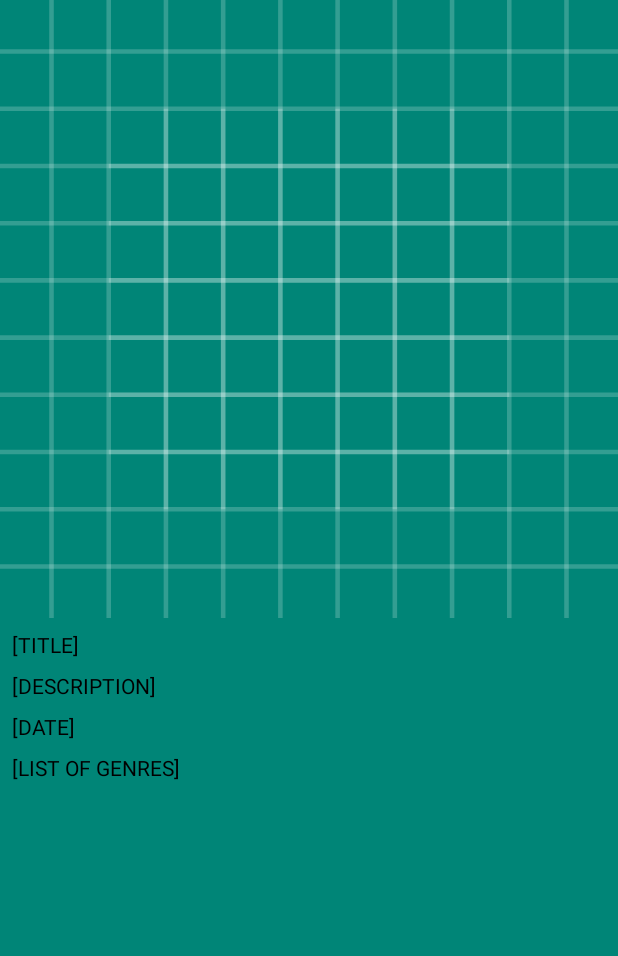
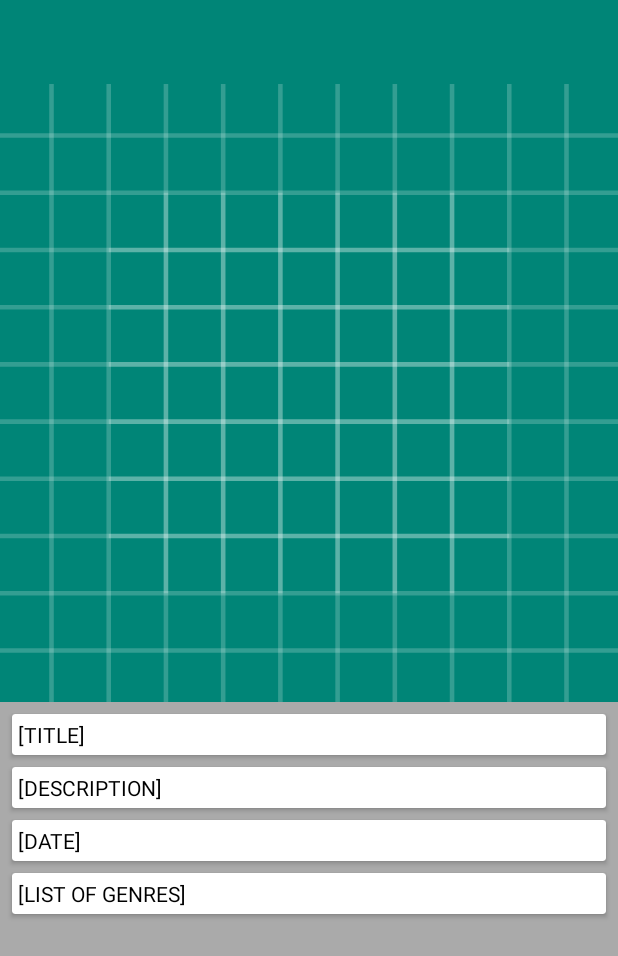
Before and after one commit to pfelipe96/ProjectTVMaze, an Android app: the layout detail_card_tv_show.xml on its own in the app's theme, with its tools: preview values and no code run, on a phone screen of 412 x 824 dp. Shown: the top 956 px of the screen. Run offline under Robolectric (Android 15) with nearby library versions, the phone set to English and light mode, and no system bars.

Commit message:
Finished implementation functions

```diff
--- a/app/src/main/AndroidManifest.xml
+++ b/app/src/main/AndroidManifest.xml
@@ -34,6 +34,7 @@
             android:label="Detalhe de Serie"
             android:screenOrientation="portrait"
             android:theme="@style/AppThemeWithoutBar" />
+
     </application>
 
 </manifest>
--- a/app/src/main/java/com/example/paulofelipeoliveirasouza/projecttvshow/tvShow/model/TvShowModel.kt
+++ b/app/src/main/java/com/example/paulofelipeoliveirasouza/projecttvshow/tvShow/model/TvShowModel.kt
@@ -13,10 +13,8 @@ class TvShowModel : TvShowModelInter{
 
     private var reference: WeakReference<TvShowPresenterInter>? = null
 
-
     private val tvShowPresenterInter: TvShowPresenterInter?
         get() = reference?.get()
-
 
     companion object {
         @JvmStatic
--- a/app/src/main/java/com/example/paulofelipeoliveirasouza/projecttvshow/tvShow/presenter/TvShowPresenter.kt
+++ b/app/src/main/java/com/example/paulofelipeoliveirasouza/projecttvshow/tvShow/presenter/TvShowPresenter.kt
@@ -34,7 +34,6 @@ class TvShowPresenter : TvShowPresenterInter {
         }
     }
 
-
     override fun getApiTvSMaze(it: String) {
         TvShowModel.getInstance().getApiTvSMaze(it)
     }
--- a/app/src/main/res/layout/detail_card_tv_show.xml
+++ b/app/src/main/res/layout/detail_card_tv_show.xml
@@ -1,65 +1,108 @@
 <?xml version="1.0" encoding="utf-8"?>
 
-<android.support.v4.widget.NestedScrollView
-    xmlns:android="http://schemas.android.com/apk/res/android"
+<android.support.v4.widget.NestedScrollView xmlns:android="http://schemas.android.com/apk/res/android"
+    xmlns:app="http://schemas.android.com/apk/res-auto"
     android:layout_width="match_parent"
-    android:layout_height="match_parent"
-    xmlns:app="http://schemas.android.com/apk/res-auto">
+    android:layout_height="match_parent">
 
     <android.support.constraint.ConstraintLayout
         android:layout_width="match_parent"
         android:layout_height="match_parent">
+
+        <android.support.v7.widget.Toolbar
+            android:id="@+id/toolbar_detail"
+            style="@style/SetToolbarStyle"
+            android:layout_width="match_parent"
+            android:layout_height="wrap_content"
+            app:layout_constraintTop_toTopOf="parent" />
+
 
         <android.support.v7.widget.AppCompatImageView
             android:id="@+id/image_detail_tv_show"
             android:layout_width="match_parent"
             android:layout_height="wrap_content"
             android:adjustViewBounds="true"
-            android:src="@drawable/ic_launcher_background" />
+            android:src="@drawable/ic_launcher_background"
+            app:layout_constraintTop_toBottomOf="@+id/toolbar_detail" />
+
+        <android.support.v7.widget.CardView
+            android:id="@+id/card_view_title_detail_tv_show"
+            android:layout_width="match_parent"
+            android:layout_height="wrap_content"
+            android:layout_marginLeft="8dp"
+            android:layout_marginTop="8dp"
+            android:layout_marginRight="8dp"
+            app:layout_constraintTop_toBottomOf="@+id/image_detail_tv_show">
 
             <android.support.v7.widget.AppCompatTextView
                 android:id="@+id/title_detail_tv_show"
                 android:layout_width="match_parent"
                 android:layout_height="wrap_content"
+                android:padding="4dp"
+                android:text="[TITLE]"
+                android:textColor="@android:color/black" />
+
+        </android.support.v7.widget.CardView>
+
+
+        <android.support.v7.widget.CardView
+            android:id="@+id/card_view_description_detail_tv_show"
+            android:layout_width="match_parent"
+            android:layout_height="wrap_content"
+            android:layout_marginLeft="8dp"
             android:layout_marginTop="8dp"
             android:layout_marginRight="8dp"
-            android:layout_marginLeft="8dp"
-            android:text="[TITLE]"
-            android:textColor="@android:color/black"
-            app:layout_constraintTop_toBottomOf="@+id/image_detail_tv_show"/>
+            app:layout_constraintTop_toBottomOf="@+id/card_view_title_detail_tv_show">
 
             <android.support.v7.widget.AppCompatTextView
                 android:id="@+id/description_detail_tv_show"
                 android:layout_width="match_parent"
                 android:layout_height="wrap_content"
+                android:padding="4dp"
+                android:text="[DESCRIPTION]"
+                android:textColor="@android:color/black" />
+
+        </android.support.v7.widget.CardView>
+
+        <android.support.v7.widget.CardView
+            android:id="@+id/card_view_date_detail_tv_show"
+            android:layout_width="match_parent"
+            android:layout_height="wrap_content"
+            android:layout_marginLeft="8dp"
             android:layout_marginTop="8dp"
             android:layout_marginRight="8dp"
-            android:layout_marginLeft="8dp"
-            android:text="[DESCRIPTION]"
-            android:textColor="@android:color/black"
-            app:layout_constraintTop_toBottomOf="@+id/title_detail_tv_show"/>
+            app:layout_constraintTop_toBottomOf="@+id/card_view_description_detail_tv_show">
 
             <android.support.v7.widget.AppCompatTextView
                 android:id="@+id/date_detail_tv_show"
                 android:layout_width="match_parent"
                 android:layout_height="wrap_content"
+                android:padding="4dp"
+                android:text="[DATE]"
+                android:textColor="@android:color/black" />
+
+        </android.support.v7.widget.CardView>
+
+        <android.support.v7.widget.CardView
+            android:id="@+id/card_view_list_genres_detail_tv_show"
+            android:layout_width="match_parent"
+            android:layout_height="wrap_content"
+            android:layout_marginLeft="8dp"
             android:layout_marginTop="8dp"
             android:layout_marginRight="8dp"
-            android:layout_marginLeft="8dp"
-            android:text="[DATE]"
-            android:textColor="@android:color/black"
-            app:layout_constraintTop_toBottomOf="@+id/description_detail_tv_show"/>
+            android:layout_marginBottom="8dp"
+            app:layout_constraintBottom_toBottomOf="parent"
+            app:layout_constraintTop_toBottomOf="@+id/card_view_date_detail_tv_show">
 
             <android.support.v7.widget.AppCompatTextView
                 android:id="@+id/list_genres_detail_tv_show"
                 android:layout_width="match_parent"
                 android:layout_height="wrap_content"
-            android:layout_marginTop="8dp"
-            android:layout_marginRight="8dp"
-            android:layout_marginLeft="8dp"
+                android:padding="4dp"
                 android:text="[LIST OF GENRES]"
-            android:textColor="@android:color/black"
-            app:layout_constraintTop_toBottomOf="@+id/date_detail_tv_show"/>
+                android:textColor="@android:color/black" />
+
+        </android.support.v7.widget.CardView>
 
     </android.support.constraint.ConstraintLayout>
 
--- a/app/src/main/res/values/styles.xml
+++ b/app/src/main/res/values/styles.xml
@@ -17,11 +17,16 @@
         <item name="android:actionMenuTextColor">@color/colorPrimary</item>
         <item name="actionMenuTextColor">@color/colorPrimary</item>
         <item name="android:actionBarWidgetTheme">@color/colorPrimaryDark</item>
-        <item name="android:colorBackground">@color/colorPrimary</item>
+        <item name="android:colorBackground">@android:color/darker_gray</item>
         <item name="windowActionBar">false</item>
         <item name="colorControlNormal">@color/colorAccent</item>
         <item name="colorControlActivated">@color/colorAccent</item>
         <item name="colorControlHighlight">@color/colorAccent</item>
     </style>
 
+    <style name="SetToolbarStyle" parent="ThemeOverlay.AppCompat.Dark.ActionBar">
+        <item name="titleTextColor">@android:color/white</item>
+        <item name="android:background">@color/colorPrimary</item>
+    </style>
+
 </resources>
```
Also changed, not shown: app/src/main/java/com/example/paulofelipeoliveirasouza/projecttvshow/tvShow/adapter/viewHolder/CardViewHolder.kt (+13 -9 lines), app/src/main/java/com/example/paulofelipeoliveirasouza/projecttvshow/tvShow/view/DetailTvShow.kt (+40 -1 lines), app/src/main/java/com/example/paulofelipeoliveirasouza/projecttvshow/tvShow/view/MainActivity.kt (+10 -10 lines), app/src/main/res/layout/activity_main.xml (+10 -2 lines), app/src/main/res/layout/card_tv_show.xml (+51 -2 lines). Lines whose indentation alone changed are shown as unchanged.
